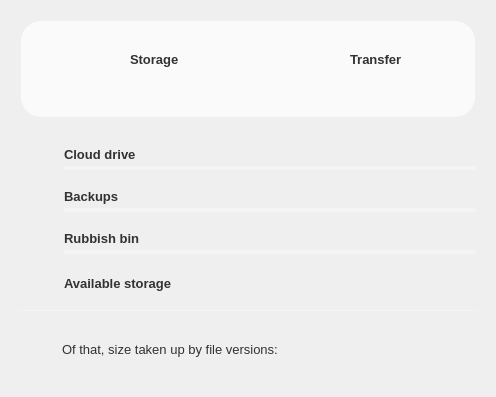
This is src/MEGASync/gui/ui/AccountDetailsDialog.ui in meganz/MEGAsync as Qt 5 draws it before an edit. The edited form follows.
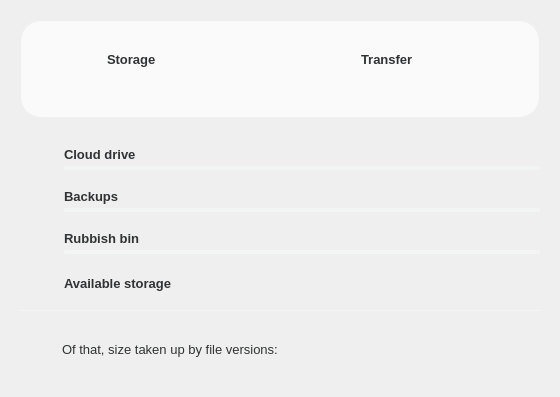
This is the edited form. The open tabs and pages were chosen to show the change. Icons and pictures are not drawn. Custom widgets are drawn as their Qt base class.

Commit message:
SNC-5046: Update account detail to fix for various languages.
necesaria esta fusión,
tópico.

Patch:
```diff
--- a/src/MEGASync/gui/ui/AccountDetailsDialog.ui
+++ b/src/MEGASync/gui/ui/AccountDetailsDialog.ui
@@ -9,7 +9,7 @@
    <rect>
     <x>0</x>
     <y>0</y>
-    <width>496</width>
+    <width>560</width>
     <height>397</height>
    </rect>
   </property>
@@ -21,13 +21,13 @@
   </property>
   <property name="minimumSize">
    <size>
-    <width>496</width>
+    <width>560</width>
     <height>397</height>
    </size>
   </property>
   <property name="maximumSize">
    <size>
-    <width>496</width>
+    <width>560</width>
     <height>397</height>
    </size>
   </property>
@@ -181,14 +181,6 @@
 #sHeader
 {
     background-color: transparent;
-    height: 96px;
-    width: 440px;
-    height: 96px;
-    width: 440px;
-    max-height: 96px;
-    min-height: 96px;
-    max-width:440px;
-    min-width:440px;
 }
 
 #lCloudDrive, #lVault, #lRubbish, #lStorage, #lTransfer, #lAvailable
@@ -250,7 +242,6 @@
     height: 32px;
     max-height: 32px;
     min-height: 32px;
-    max-width:440px;
     min-width:10px;
     font-size: 14px;
     color: #ff303233; /*colorToken.text-primary*/
@@ -262,11 +253,8 @@
 #pLoading, #pStorageAndTransferUsage
 {
     height: 96px;
-    width: 440px;
     max-height: 96px;
     min-height: 96px;
-    max-width:440px;
-    min-width:440px;
 }
 
 #AccountDetailsDialog[loading=true]  #sHeader
@@ -301,17 +289,25 @@
 min-width: 70px;
 max-height: 65px;
 max-width: 70px;
-margin-left: 20px;
 background-color: transparent;
 }
 
+#sStorage
+{
+margin-left: 10px;
+}
+
+#sTransfer
+{
+margin-left: 5px;
+}
+
 #wStorageUsage, #wTransferUsage
 {
 height: 96px;
 width: 219px;
 max-height: 96px;
 min-height: 96px;
-max-width:219px;
 min-width:219px;
 }
 
@@ -483,9 +479,9 @@
             </property>
             <item>
              <widget class="QWidget" name="wStorageUsage" native="true">
-              <layout class="QHBoxLayout" name="horizontalLayout_23">
+              <layout class="QHBoxLayout" name="horizontalLayout_23" stretch="0,1">
                <property name="spacing">
-                <number>6</number>
+                <number>0</number>
                </property>
                <property name="leftMargin">
                 <number>0</number>
@@ -598,9 +594,9 @@
             </item>
             <item>
              <widget class="QWidget" name="wTransferUsage" native="true">
-              <layout class="QHBoxLayout" name="horizontalLayout_25">
+              <layout class="QHBoxLayout" name="horizontalLayout_25" stretch="0,1">
                <property name="spacing">
-                <number>6</number>
+                <number>0</number>
                </property>
                <property name="leftMargin">
                 <number>0</number>
```
